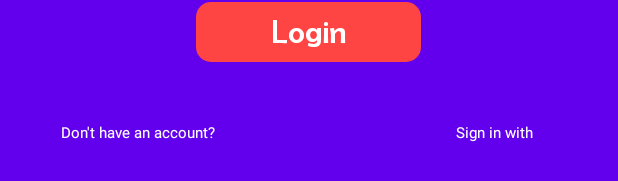
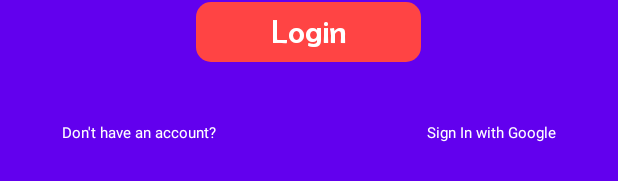
Before and after one commit to JSuryadharma/ratatouille, an Android app: the layout activity_login.xml on its own in the app's theme, with its tools: preview values and no code run, on a phone screen of 412 x 824 dp. Shown: the part 828-1009 px from the top of the screen. Run offline under Robolectric (Android 15) with nearby library versions, the phone set to English and light mode, and no system bars.

Commit message:
Add Login With Google, loginScreen.java gua tambahin onActivityResulut yang khusus buat login google doang, klau kurang rapih mungkin bisa dibuat activity kosong yang khusus login google aja. DatabaseHelper.java sama UserController.java juga gua tambah2in.

```diff
--- a/app/build.gradle
+++ b/app/build.gradle
@@ -36,6 +36,7 @@ dependencies {
     implementation 'androidx.constraintlayout:constraintlayout:1.1.3'
     implementation 'com.google.firebase:firebase-database:19.5.1'
     implementation 'com.google.firebase:firebase-auth:20.0.1'
+    implementation 'com.google.android.gms:play-services-auth:18.0.0'
     testImplementation 'junit:junit:4.+'
     androidTestImplementation 'androidx.test.ext:junit:1.1.1'
     androidTestImplementation 'androidx.test.espresso:espresso-core:3.2.0'
--- a/app/src/main/java/com/example/ratatouille/db/DatabaseVars.java
+++ b/app/src/main/java/com/example/ratatouille/db/DatabaseVars.java
@@ -3,6 +3,8 @@ package com.example.ratatouille.db;
 public class DatabaseVars {
 
 //    public static final String DB_NAME = "ratatouille_database.db";
+
+    public static final int RC_SIGN_IN = 111;
 
     public static final class UsersTable {
         public static final String USERS_TABLE = "Users";
--- a/app/src/main/java/com/example/ratatouille/views/signupScreen.java
+++ b/app/src/main/java/com/example/ratatouille/views/signupScreen.java
@@ -3,7 +3,6 @@ package com.example.ratatouille.views;
 import android.content.DialogInterface;
 import android.content.Intent;
 import android.graphics.Color;
-import android.graphics.drawable.Drawable;
 import android.os.Bundle;
 import android.text.method.HideReturnsTransformationMethod;
 import android.text.method.PasswordTransformationMethod;
@@ -15,11 +14,8 @@ import androidx.appcompat.app.AlertDialog;
 import androidx.appcompat.app.AppCompatActivity;
 
 import com.example.ratatouille.R;
-import com.example.ratatouille.Utils.Utils;
+import com.example.ratatouille.utils.Utils;
 import com.example.ratatouille.controllers.UserController;
-import com.example.ratatouille.db.DatabaseHelper;
-import com.example.ratatouille.vars.VariablesUsed;
-import com.google.firebase.auth.FirebaseUser;
 
 public class signupScreen extends AppCompatActivity {
     TextView usernameField, emailField, nameField, passwordField, phoneField, addressField;
--- a/app/src/main/res/layout/activity_login.xml
+++ b/app/src/main/res/layout/activity_login.xml
@@ -83,27 +83,29 @@
         </LinearLayout>
 
     <LinearLayout
+        android:layout_width="wrap_content"
         android:layout_height="wrap_content"
-            android:layout_width="330dp"
         android:layout_marginTop="40dp"
         android:background="@android:color/transparent">
+
         <TextView
+            android:id="@+id/li_dhaButton"
+            android:layout_width="wrap_content"
             android:layout_height="wrap_content"
+            android:background="@android:color/transparent"
+            android:text="Don't have an account?"
+            android:textColor="@android:color/white"
+            android:textSize="10dp" />
+
+        <TextView
+            android:id="@+id/li_signInWithButton"
             android:layout_width="wrap_content"
-                android:text="Don't have an account?"
-                android:textSize="10dp"
+            android:layout_height="wrap_content"
+            android:layout_marginLeft="140dp"
+            android:background="@android:color/transparent"
+            android:text="Sign In with Google"
             android:textColor="@android:color/white"
-                android:background="@android:color/transparent"
-                android:id="@+id/li_dhaButton"/>
-            <TextView
-                android:layout_height="wrap_content"
-                android:layout_width="wrap_content"
-                android:text="Sign in with"
-                android:textSize="10dp"
-                android:layout_marginLeft="160dp"
-                android:textColor="@android:color/white"
-                android:background="@android:color/transparent"
-                android:id="@+id/li_signInWithButton"/>
+            android:textSize="10dp" />
 
     </LinearLayout>
 
```
Also changed, not shown: app/src/main/java/com/example/ratatouille/MainActivity.java (+0 -25 lines), app/src/main/java/com/example/ratatouille/controllers/UserController.java (+32 -9 lines), app/src/main/java/com/example/ratatouille/db/DatabaseHelper.java (+17 -2 lines), app/src/main/java/com/example/ratatouille/models/Users.java (+0 -10 lines), app/src/main/java/com/example/ratatouille/utils/Utils.java (renamed from app/src/main/java/com/example/ratatouille/Utils/Utils.java, +1 -7 lines), app/src/main/java/com/example/ratatouille/views/loginScreen.java (+37 -16 lines). Lines whose indentation alone changed are shown as unchanged.
